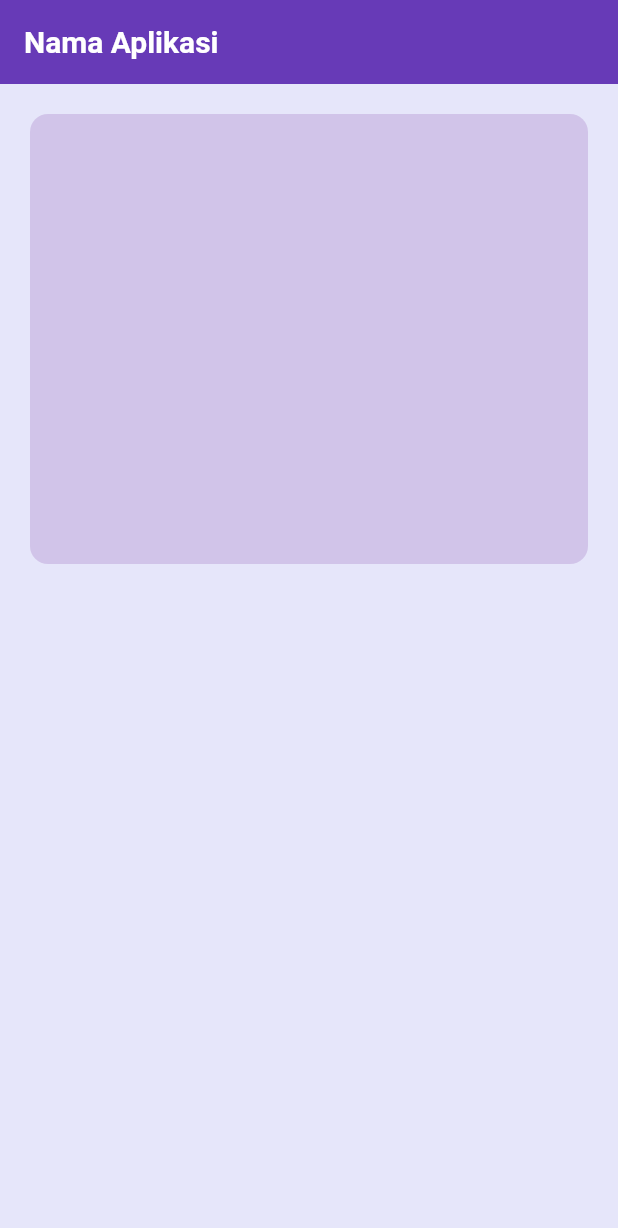
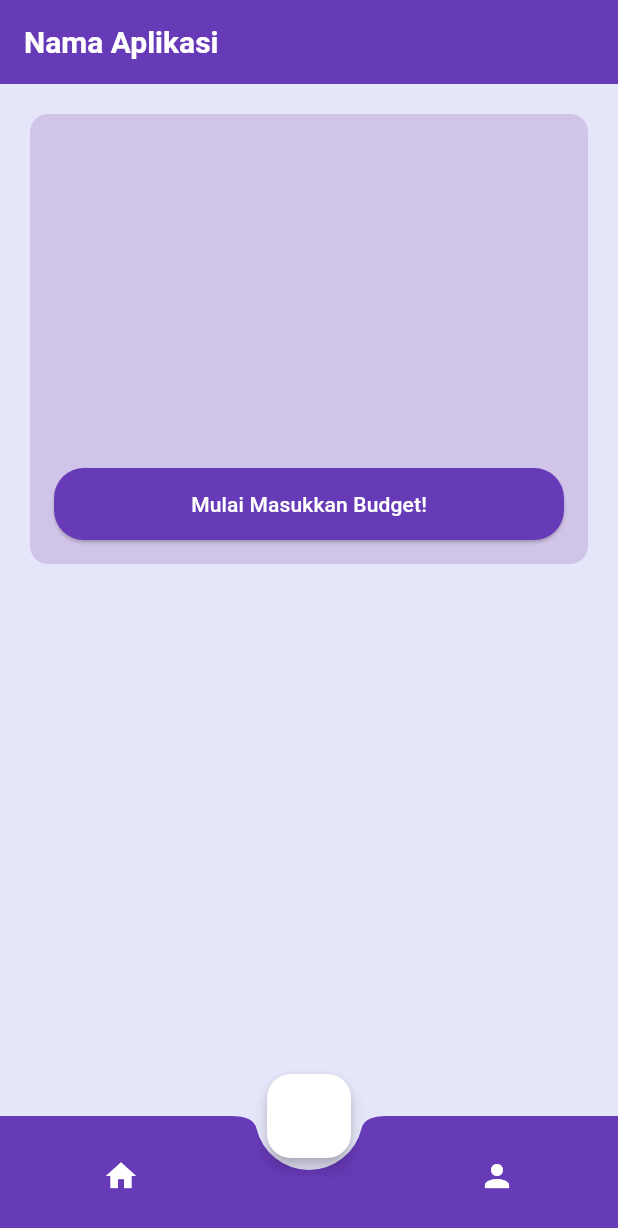
Before and after one commit to Dlanev/TubesAlproK1, a Flutter app: the Home screen opened directly, on a phone screen of 412 x 824 dp. Shown: the top 1228 px of the screen. Run offline on Flutter 3.47's test engine with Material 3 defaults, Android fonts, the light colour scheme and no system bars.

Commit message:
Home Screen

```diff
--- a/lib/screens/home/home.dart
+++ b/lib/screens/home/home.dart
@@ -2,7 +2,6 @@ import 'package:flutter/material.dart';
 
 class Home extends StatelessWidget {
   @override
-   @override
   Widget build(BuildContext context) {
     return Scaffold(
       backgroundColor: Color(0xFFE6E6FA),
@@ -26,7 +25,65 @@ class Home extends StatelessWidget {
             color: Colors.deepPurple[100],
             borderRadius: BorderRadius.circular(12),
           ),
+          child: Align(
+            alignment: Alignment.bottomCenter,
+            child: Padding(
+              padding: const EdgeInsets.only(
+                left: 16,
+                right: 16,
+                bottom: 16,
+              ),
+              child: SizedBox(
+                width: double.infinity,
+                child: ElevatedButton(
+                  onPressed: () {
+                    // aksi ketika tombol ditekan
+                  },
+                  style: ElevatedButton.styleFrom(
+                    backgroundColor: Colors.deepPurple,
+                    foregroundColor: Colors.white,
+                    shape: RoundedRectangleBorder(
+                      borderRadius: BorderRadius.circular(20),
+                    ),
+                    padding: EdgeInsets.symmetric(vertical: 14),
+                  ),
+                  child: Text("Mulai Masukkan Budget!"),
+                ),
+              ),
+            ),
+          ),
         ),
+      ),
+      bottomNavigationBar: BottomAppBar(
+        shape: CircularNotchedRectangle(),
+        notchMargin: 8,
+        color: Colors.deepPurple,
+        child: SizedBox(
+          height: 60,
+          child: Row(
+            mainAxisAlignment: MainAxisAlignment.spaceAround,
+            children: <Widget>[
+              IconButton(
+                icon: Icon(Icons.home, color: Colors.white),
+                onPressed: () {},
+              ),
+              SizedBox(width: 40), // ruang tombol tengah
+              IconButton(
+                icon: Icon(Icons.person, color: Colors.white),
+                onPressed: () {},
+              ),
+            ],
+          ),
+        ),
+      ),
+      floatingActionButtonLocation: FloatingActionButtonLocation.centerDocked,
+      floatingActionButton: FloatingActionButton(
+        onPressed: () {
+          // aksi tombol tengah
+        },
+        backgroundColor: Colors.white,
+        elevation: 4,
+        child: null, // bisa diganti sama Icon(Icons.add)
       ),
     );
   }
```
